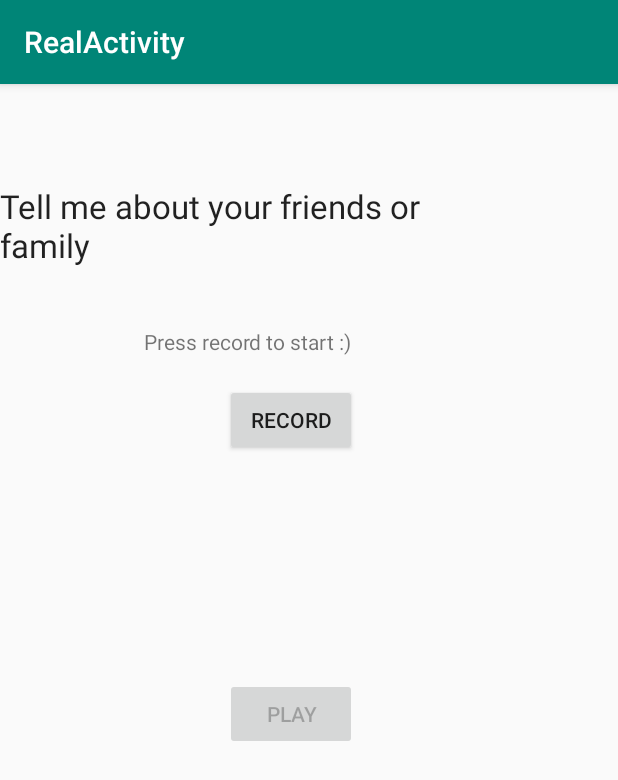
After one commit to amrita-arun/TechnovationApp2020-21, an Android app: the RealWorld screen opened directly, with no data from a screen before it, on a phone screen of 412 x 824 dp. The commit adds this screen. Shown: the top 780 px of the screen. Run offline under Robolectric (Android 15) with nearby library versions, the phone set to English and light mode, and no system bars.

Commit message:
Worked on RealWorld Feature

```diff
--- a/app/build.gradle
+++ b/app/build.gradle
@@ -5,7 +5,7 @@ android {
     buildToolsVersion "30.0.3"
     defaultConfig {
         applicationId "com.mvhs.technovation.speechapp"
-        minSdkVersion 15
+        minSdkVersion 23
         targetSdkVersion 30
         versionCode 1
         versionName "1.0"
@@ -23,7 +23,9 @@ dependencies {
     implementation fileTree(dir: 'libs', include: ['*.jar'])
     implementation 'androidx.appcompat:appcompat:1.0.2'
     implementation 'androidx.constraintlayout:constraintlayout:1.1.3'
+    implementation 'androidx.wear:wear:1.0.0'
     testImplementation 'junit:junit:4.12'
     androidTestImplementation 'androidx.test.ext:junit:1.1.0'
     androidTestImplementation 'androidx.test.espresso:espresso-core:3.1.1'
+    compileOnly 'com.google.android.wearable:wearable:2.6.0'
 }
--- /dev/null
+++ b/app/src/main/java/com/mvhs/technovation/speechapp/RealWorld.java
@@ -0,0 +1,149 @@
+package com.mvhs.technovation.speechapp;
+
+import androidx.appcompat.app.AppCompatActivity;
+
+import android.os.Bundle;
+
+import android.media.MediaPlayer;
+import android.media.MediaRecorder;
+import android.os.Environment;
+import android.view.View;
+import android.widget.Button;
+import android.widget.Toast;
+
+import java.io.DataInputStream;
+import java.io.IOException;
+import java.util.Random;
+import android.widget.TextView;
+import java.util.Scanner;
+import java.io.File;
+import java.io.InputStreamReader;
+import java.io.BufferedReader;
+import static java.lang.String.format;
+
+import android.os.Handler;
+public class RealWorld extends AppCompatActivity {
+
+    private Button play, stop, record;
+    private MediaRecorder myAudioRecorder;
+    private String outputFile;
+
+    @Override
+    protected void onCreate(Bundle savedInstanceState) {
+
+        super.onCreate(savedInstanceState);
+        setContentView(R.layout.activity_real_world);
+
+       TextView textView = (TextView) findViewById(R.id.totua);
+
+
+        String[] questions = new String[15];
+        File data = new File("/Users/sally/Documents/Android Folder/TechnovationApp2020-21/app/src/main/java/com/mvhs/technovation/speechapp/RealQuestions.txt");
+
+        BufferedReader reader = null;
+        try {
+            reader = new BufferedReader(
+                    new InputStreamReader(getAssets().open("RealQuestions.txt")));
+
+            // do reading, usually loop until end of file reading
+            String mLine;
+            int i=0;
+            while ((mLine = reader.readLine()) != null) {
+                questions[i] = mLine;
+                i++;
+            }
+        } catch (IOException e) {
+            //log the exception
+        } finally {
+            if (reader != null) {
+                try {
+                    reader.close();
+                } catch (IOException e) {
+                    //log the exception
+                }
+            }
+        }
+
+
+        Random randomQuests = new Random();
+        String randomQuestion = questions[randomQuests.nextInt(15)];
+        textView.setText(randomQuestion);
+
+        play = (Button) findViewById(R.id.play);
+       stop = (Button) findViewById(R.id.stop);
+        record = (Button) findViewById(R.id.record);
+        stop.setEnabled(false);
+        play.setEnabled(false);
+        outputFile = Environment.getExternalStorageDirectory().getAbsolutePath() + "/recording.3gp";
+        myAudioRecorder = new MediaRecorder();
+        myAudioRecorder.setAudioSource(MediaRecorder.AudioSource.MIC);
+        myAudioRecorder.setOutputFormat(MediaRecorder.OutputFormat.THREE_GPP);
+        myAudioRecorder.setAudioEncoder(MediaRecorder.OutputFormat.AMR_NB);
+        myAudioRecorder.setOutputFile(outputFile);
+
+       record.setOnClickListener(new View.OnClickListener() {
+            @Override
+            public void onClick(View v) {
+                try {
+                    myAudioRecorder.prepare();
+                    myAudioRecorder.start();
+                } catch (IllegalStateException ise) {
+                    // make something ...
+                } catch (IOException ioe) {
+                    // make something
+                }
+                record.setEnabled(false);
+                stop.setEnabled(true);
+                Toast.makeText(getApplicationContext(), "Recording started", Toast.LENGTH_LONG).show();
+
+               final int interval = 2000; // 1 Second
+                Handler handler = new Handler();
+                Runnable runnable = new Runnable(){
+                    public void run() {
+                        Toast.makeText(RealWorld.this, "5 more seconds !", Toast.LENGTH_SHORT).show();
+                        stop.setVisibility(View.VISIBLE);
+                    }
+                };
+                handler.postAtTime(runnable, System.currentTimeMillis()+interval);
+                handler.postDelayed(runnable, interval);
+
+
+            }
+        });
+
+        stop.setOnClickListener(new View.OnClickListener() {
+            @Override
+            public void onClick(View v) {
+                if(myAudioRecorder != null){
+                    myAudioRecorder.reset();
+                    myAudioRecorder.release();
+                    myAudioRecorder  = null;
+                }
+                record.setEnabled(true);
+                stop.setEnabled(false);
+                play.setEnabled(true);
+                Toast.makeText(getApplicationContext(), "Audio Recorder successfully", Toast.LENGTH_LONG).show();
+            }
+        });
+
+        play.setOnClickListener(new View.OnClickListener() {
+            @Override
+            public void onClick(View v) {
+                MediaPlayer mediaPlayer = new MediaPlayer();
+                try {
+                    play.setEnabled(false);
+                    mediaPlayer.setDataSource(outputFile);
+                    mediaPlayer.prepare();
+                    mediaPlayer.start();
+                    Toast.makeText(getApplicationContext(), "Playing Audio", Toast.LENGTH_LONG).show();
+                } catch (Exception e) {
+                    // make something
+                }
+            }
+        });
+
+
+    }
+
+
+}
--- /dev/null
+++ b/app/src/main/res/layout/activity_real_world.xml
@@ -0,0 +1,67 @@
+<?xml version="1.0" encoding="utf-8"?>
+<androidx.constraintlayout.widget.ConstraintLayout xmlns:android="http://schemas.android.com/apk/res/android"
+    xmlns:app="http://schemas.android.com/apk/res-auto"
+    xmlns:tools="http://schemas.android.com/tools"
+    android:layout_width="wrap_content"
+    android:layout_height="wrap_content"
+    android:visibility="visible"
+    tools:context=".RealWorld"
+    tools:visibility="visible">
+
+    <Button
+
+        android:id="@+id/record"
+        android:layout_width="wrap_content"
+        android:layout_height="wrap_content"
+        android:layout_marginStart="150dp"
+        android:layout_marginTop="200dp"
+        android:text="RECORD"
+        app:layout_constraintStart_toStartOf="parent"
+        app:layout_constraintTop_toTopOf="parent" />
+
+    <Button
+        android:id="@+id/stop"
+        android:layout_width="wrap_content"
+        android:layout_height="wrap_content"
+        android:layout_marginStart="150dp"
+        android:layout_marginTop="50dp"
+        android:text="STOP"
+        android:visibility="invisible"
+        app:layout_constraintStart_toStartOf="parent"
+        app:layout_constraintTop_toBottomOf="@+id/record" />
+
+    <Button
+        android:id="@+id/play"
+        android:layout_width="wrap_content"
+        android:layout_height="wrap_content"
+        android:layout_marginStart="150dp"
+        android:layout_marginTop="50dp"
+        android:text="PLAY"
+        app:layout_constraintStart_toStartOf="parent"
+        app:layout_constraintTop_toBottomOf="@+id/stop" />
+
+    <TextView
+        android:id="@+id/textView6"
+        android:layout_width="wrap_content"
+        android:layout_height="wrap_content"
+        android:layout_marginStart="96dp"
+        android:layout_marginTop="8dp"
+        android:text="Press record to start :)"
+        android:visibility="visible"
+        app:layout_constraintStart_toStartOf="parent"
+        app:layout_constraintTop_toBottomOf="@+id/totua" />
+
+    <TextView
+        android:id="@+id/totua"
+        android:layout_width="332dp"
+        android:layout_height="87dp"
+        android:layout_marginTop="20dp"
+        android:text="Record when you're ready"
+        android:textAppearance="@style/TextAppearance.AppCompat.Large"
+        android:visibility="visible"
+        app:layout_constraintBottom_toBottomOf="parent"
+        app:layout_constraintEnd_toEndOf="parent"
+        app:layout_constraintTop_toTopOf="parent"
+        app:layout_constraintVertical_bias="0.139" />
+
+</androidx.constraintlayout.widget.ConstraintLayout>
--- /dev/null
+++ b/app/src/main/res/values-round/strings.xml
@@ -0,0 +1,3 @@
+<resources>
+    <string name="hello_world">Hello Round World!</string>
+</resources>
--- a/build.gradle
+++ b/build.gradle
@@ -7,7 +7,7 @@ buildscript {
 
     }
     dependencies {
-        classpath 'com.android.tools.build:gradle:3.5.1'
+        classpath 'com.android.tools.build:gradle:4.1.1'
 
         // NOTE: Do not place your application dependencies here; they belong
         // in the individual module build.gradle files
```
Also changed, not shown: app/src/main/AndroidManifest.xml (+24 -0 lines), app/src/main/assets/RealQuestions.txt (added, +15 -0 lines), app/src/main/res/layout/activity_main.xml (+21 -4 lines), app/src/main/res/values/dimens.xml (added, +15 -0 lines), app/src/main/res/values/strings.xml (+7 -0 lines), gradle/wrapper/gradle-wrapper.properties.
